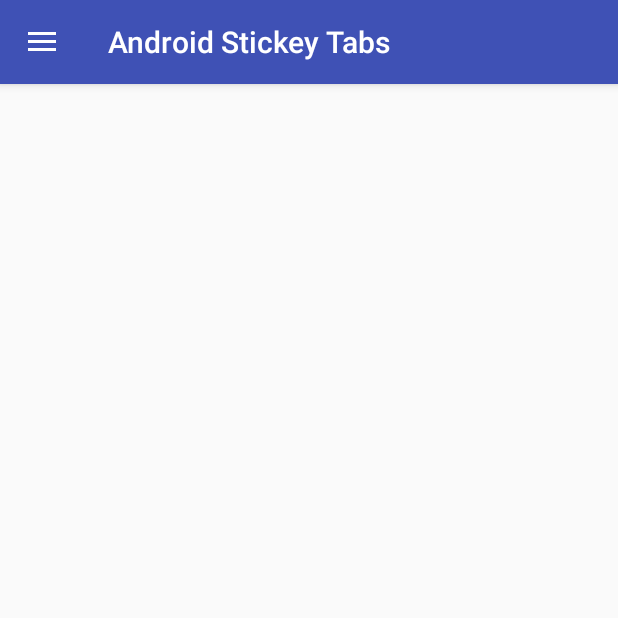
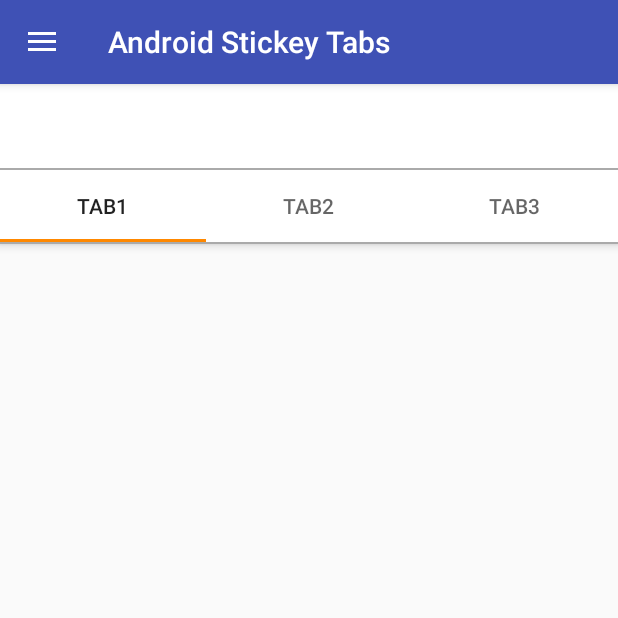
Before and after one commit to SwordArtist/Android-stickey-tabs, an Android app: the screen it shows after launch (MainActivity), in the side drawer, after a tap on "Menu Item2", on a phone screen of 412 x 824 dp, the top half of it. Run offline under Robolectric (Android 15) with nearby library versions, the phone set to English and light mode, and no system bars; 1 statement that could not run was skipped.

Commit message:
added a fragment with AppBarLayout

```diff
--- a/app/build.gradle
+++ b/app/build.gradle
@@ -26,5 +26,6 @@ dependencies {
     })
     compile 'com.android.support:appcompat-v7:25.1.0'
     compile 'com.android.support:design:25.1.0'
+    compile 'com.android.support:support-v4:25.1.0'
     testCompile 'junit:junit:4.12'
 }
--- a/app/src/main/java/com/swordartist/android/stickeytabs/MainActivity.java
+++ b/app/src/main/java/com/swordartist/android/stickeytabs/MainActivity.java
@@ -2,6 +2,9 @@ package com.swordartist.android.stickeytabs;
 
 import android.os.Bundle;
 import android.support.design.widget.NavigationView;
+import android.support.v4.app.Fragment;
+import android.support.v4.app.FragmentManager;
+import android.support.v4.app.FragmentTransaction;
 import android.support.v4.view.GravityCompat;
 import android.support.v4.widget.DrawerLayout;
 import android.support.v7.app.ActionBarDrawerToggle;
@@ -59,14 +62,29 @@ public class MainActivity extends AppCompatActivity
     @SuppressWarnings("StatementWithEmptyBody")
     @Override
     public boolean onNavigationItemSelected(MenuItem item) {
+        // Create a new fragment and specify the fragment to show based on nav item clicked
+        Fragment fragment = null;
+        Class fragmentClass = null;
+
         // Handle navigation view item clicks here.
         int id = item.getItemId();
 
         if (id == R.id.nav_menu_item_1) {
-
+            fragmentClass = StickyTabsFragment.class;
         } else if (id == R.id.nav_menu_item_2) {
 
         }
+
+        try {
+            fragment = (Fragment) fragmentClass.newInstance();
+        } catch (Exception e) {
+            e.printStackTrace();
+        }
+
+        FragmentManager fragmentManager = getSupportFragmentManager();
+        FragmentTransaction ft = fragmentManager.beginTransaction();
+        ft.replace(R.id.fragment_place_holder, fragment);
+        ft.commit();
 
         DrawerLayout drawer = (DrawerLayout) findViewById(R.id.drawer_layout);
         drawer.closeDrawer(GravityCompat.START);
--- /dev/null
+++ b/app/src/main/java/com/swordartist/android/stickeytabs/StickyTabsFragment.java
@@ -0,0 +1,49 @@
+package com.swordartist.android.stickeytabs;
+
+import android.content.Context;
+import android.os.Bundle;
+import android.support.v4.app.Fragment;
+import android.view.LayoutInflater;
+import android.view.View;
+import android.view.ViewGroup;
+
+
+/**
+ * StickyTabsFragment
+ */
+public class StickyTabsFragment extends Fragment {
+
+    public StickyTabsFragment() {
+    }
+
+    /**
+     * @return A new instance of fragment StickyTabsFragment.
+     */
+    public static StickyTabsFragment newInstance() {
+        StickyTabsFragment fragment = new StickyTabsFragment();
+        return fragment;
+    }
+
+    @Override
+    public void onCreate(Bundle savedInstanceState) {
+        super.onCreate(savedInstanceState);
+    }
+
+    @Override
+    public View onCreateView(LayoutInflater inflater, ViewGroup container,
+                             Bundle savedInstanceState) {
+        // Inflate the layout for this fragment
+        return inflater.inflate(R.layout.fragment_sticky_tabs, container, false);
+    }
+
+    @Override
+    public void onAttach(Context context) {
+        super.onAttach(context);
+    }
+
+    @Override
+    public void onDetach() {
+        super.onDetach();
+    }
+
+}
--- /dev/null
+++ b/app/src/main/res/layout/fragment_sticky_tabs.xml
@@ -0,0 +1,55 @@
+<android.support.design.widget.CoordinatorLayout xmlns:android="http://schemas.android.com/apk/res/android"
+    xmlns:app="http://schemas.android.com/apk/res-auto"
+    android:layout_width="match_parent"
+    android:layout_height="match_parent">
+
+    <android.support.design.widget.AppBarLayout
+        android:id="@+id/appbar"
+        android:layout_height="wrap_content"
+        android:layout_width="match_parent"
+        android:background="@android:color/white">
+
+        <android.support.v7.widget.Toolbar
+            android:layout_height="?attr/actionBarSize"
+            android:layout_width="match_parent"
+            app:layout_scrollFlags="scroll|enterAlways"></android.support.v7.widget.Toolbar>
+
+        <View
+            android:layout_width="match_parent"
+            android:layout_height="1dp"
+            android:background="@android:color/darker_gray" />
+
+        <android.support.design.widget.TabLayout
+            android:id="@+id/tabs"
+            android:layout_width="match_parent"
+            android:layout_height="wrap_content"
+            app:tabIndicatorColor="@android:color/holo_orange_dark">
+
+            <android.support.design.widget.TabItem
+                android:layout_height="wrap_content"
+                android:layout_width="wrap_content"
+                android:text="Tab1" />
+
+            <android.support.design.widget.TabItem
+                android:layout_height="wrap_content"
+                android:layout_width="wrap_content"
+                android:text="Tab2" />
+
+            <android.support.design.widget.TabItem
+                android:layout_height="wrap_content"
+                android:layout_width="wrap_content"
+                android:text="Tab3" />
+        </android.support.design.widget.TabLayout>
+        <View
+            android:layout_width="match_parent"
+            android:layout_height="1dp"
+            android:background="@android:color/darker_gray" />
+    </android.support.design.widget.AppBarLayout>
+
+    <android.support.v4.widget.NestedScrollView
+        android:layout_width="match_parent"
+        android:layout_height="match_parent"
+        app:layout_behavior="android.support.design.widget.AppBarLayout$ScrollingViewBehavior">
+
+    </android.support.v4.widget.NestedScrollView>
+</android.support.design.widget.CoordinatorLayout>
--- a/app/src/main/res/menu/activity_main_drawer.xml
+++ b/app/src/main/res/menu/activity_main_drawer.xml
@@ -4,7 +4,7 @@
     <group android:checkableBehavior="single">
         <item
             android:id="@+id/nav_menu_item_1"
-            android:title="Menu Item1" />
+            android:title="Sticky Tabs" />
         <item
             android:id="@+id/nav_menu_item_2"
             android:title="Menu Item2" />
```
